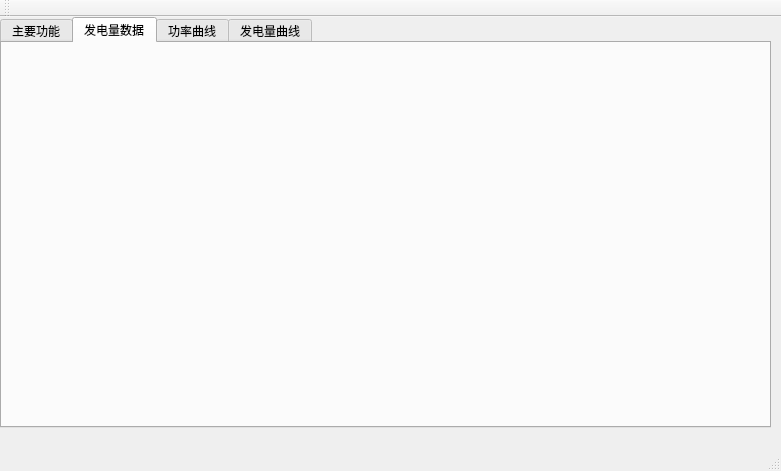
Qt form mainwindow.ui (crawler-john/ECU-R-PC) before a commit.
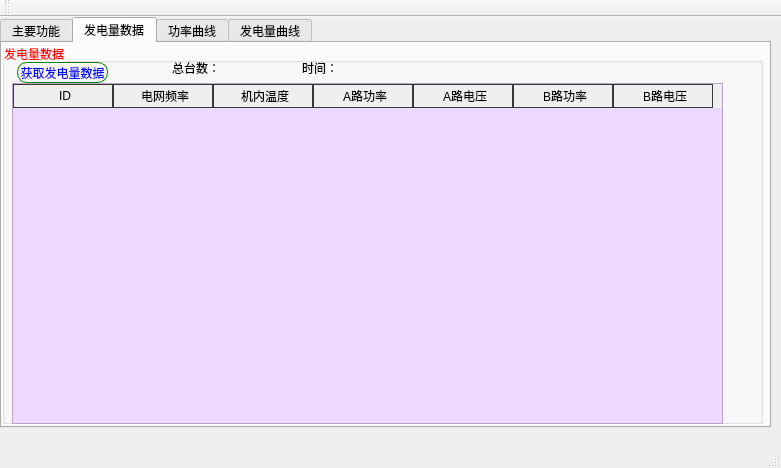
The same form after that commit. The open tabs and pages were chosen to show the change. Icons and pictures are not drawn.

Diff of the .ui file:
```diff
--- a/mainwindow.ui
+++ b/mainwindow.ui
@@ -7,7 +7,7 @@
     <x>0</x>
     <y>0</y>
     <width>781</width>
-    <height>471</height>
+    <height>468</height>
    </rect>
   </property>
   <property name="windowTitle">
@@ -987,6 +987,135 @@
      <attribute name="title">
       <string>发电量数据</string>
      </attribute>
+     <widget class="QGroupBox" name="groupBox_9">
+      <property name="geometry">
+       <rect>
+        <x>0</x>
+        <y>0</y>
+        <width>761</width>
+        <height>381</height>
+       </rect>
+      </property>
+      <property name="title">
+       <string>发电量数据</string>
+      </property>
+      <widget class="QTableWidget" name="tableWidget">
+       <property name="geometry">
+        <rect>
+         <x>10</x>
+         <y>40</y>
+         <width>711</width>
+         <height>341</height>
+        </rect>
+       </property>
+       <column>
+        <property name="text">
+         <string>ID</string>
+        </property>
+       </column>
+       <column>
+        <property name="text">
+         <string>电网频率</string>
+        </property>
+       </column>
+       <column>
+        <property name="text">
+         <string>机内温度</string>
+        </property>
+       </column>
+       <column>
+        <property name="text">
+         <string>A路功率</string>
+        </property>
+       </column>
+       <column>
+        <property name="text">
+         <string>A路电压</string>
+        </property>
+       </column>
+       <column>
+        <property name="text">
+         <string>B路功率</string>
+        </property>
+       </column>
+       <column>
+        <property name="text">
+         <string>B路电压</string>
+        </property>
+       </column>
+      </widget>
+      <widget class="QPushButton" name="btn_getRealData">
+       <property name="geometry">
+        <rect>
+         <x>15</x>
+         <y>19</y>
+         <width>91</width>
+         <height>21</height>
+        </rect>
+       </property>
+       <property name="text">
+        <string>获取发电量数据</string>
+       </property>
+      </widget>
+      <widget class="QLabel" name="label_all">
+       <property name="geometry">
+        <rect>
+         <x>220</x>
+         <y>15</y>
+         <width>54</width>
+         <height>20</height>
+        </rect>
+       </property>
+       <property name="styleSheet">
+        <string notr="true">color:#ff0000</string>
+       </property>
+       <property name="text">
+        <string/>
+       </property>
+      </widget>
+      <widget class="QLabel" name="label_42">
+       <property name="geometry">
+        <rect>
+         <x>170</x>
+         <y>15</y>
+         <width>54</width>
+         <height>20</height>
+        </rect>
+       </property>
+       <property name="text">
+        <string>总台数：</string>
+       </property>
+      </widget>
+      <widget class="QLabel" name="label_time">
+       <property name="geometry">
+        <rect>
+         <x>350</x>
+         <y>15</y>
+         <width>141</width>
+         <height>20</height>
+        </rect>
+       </property>
+       <property name="styleSheet">
+        <string notr="true">color:#ff0000</string>
+       </property>
+       <property name="text">
+        <string/>
+       </property>
+      </widget>
+      <widget class="QLabel" name="label_43">
+       <property name="geometry">
+        <rect>
+         <x>300</x>
+         <y>15</y>
+         <width>54</width>
+         <height>20</height>
+        </rect>
+       </property>
+       <property name="text">
+        <string>时间：</string>
+       </property>
+      </widget>
+     </widget>
     </widget>
     <widget class="QWidget" name="tab_2">
      <attribute name="title">
```
Left out of the diff: 246 changed lines with no effect on the pictures.
